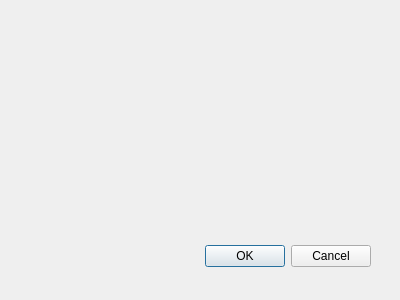
akhmeade/yanileda, file forms/open_link_dialog.ui: the form before one commit.
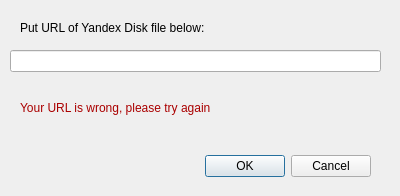
The form after the commit.

Commit message: start adding opening bublic links

The edit to the form file:
```diff
--- a/forms/open_link_dialog.ui
+++ b/forms/open_link_dialog.ui
@@ -3,23 +3,23 @@
  <comment></comment>
  <exportmacro></exportmacro>
  <class>Dialog</class>
- <widget class="QDialog" name="Dialog" >
-  <property name="geometry" >
+ <widget class="QDialog" name="Dialog">
+  <property name="geometry">
    <rect>
     <x>0</x>
     <y>0</y>
     <width>400</width>
-    <height>300</height>
+    <height>196</height>
    </rect>
   </property>
   <property name="windowTitle" >
    <string>Dialog</string>
   </property>
-  <widget class="QDialogButtonBox" name="buttonBox" >
-   <property name="geometry" >
+  <widget class="QDialogButtonBox" name="buttonBox">
+   <property name="geometry">
     <rect>
      <x>30</x>
-     <y>240</y>
+     <y>150</y>
      <width>341</width>
      <height>32</height>
     </rect>
@@ -31,6 +31,42 @@
     <set>QDialogButtonBox::Cancel|QDialogButtonBox::Ok</set>
    </property>
   </widget>
+  <widget class="QLineEdit" name="url_box">
+   <property name="geometry">
+    <rect>
+     <x>10</x>
+     <y>50</y>
+     <width>371</width>
+     <height>22</height>
+    </rect>
+   </property>
+  </widget>
+  <widget class="QLabel" name="label">
+   <property name="geometry">
+    <rect>
+     <x>20</x>
+     <y>20</y>
+     <width>231</width>
+     <height>16</height>
+    </rect>
+   </property>
+   <property name="text">
+    <string>Put URL of Yandex Disk file below:</string>
+   </property>
+  </widget>
+  <widget class="QLabel" name="warning_label">
+   <property name="geometry">
+    <rect>
+     <x>20</x>
+     <y>100</y>
+     <width>231</width>
+     <height>16</height>
+    </rect>
+   </property>
+   <property name="text">
+    <string>&lt;html&gt;&lt;head/&gt;&lt;body&gt;&lt;p&gt;&lt;span style=&quot; color:#aa0000;&quot;&gt;Your URL is wrong, please try again&lt;/span&gt;&lt;/p&gt;&lt;/body&gt;&lt;/html&gt;</string>
+   </property>
+  </widget>
  </widget>
  <pixmapfunction></pixmapfunction>
  <resources/>
```
Left out of the diff: 22 changed lines with no effect on the pictures. The commit also changes 8 other files.
